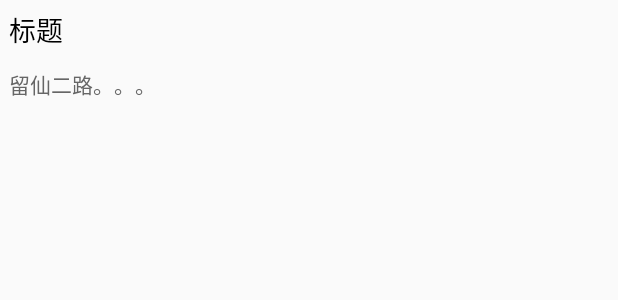
After one commit to yang163email/Takeout_P, an Android app: the layout item_around.xml on its own in the app's theme, with its tools: preview values and no code run, on a phone screen of 412 x 824 dp. The commit adds this screen. Shown: the top 300 px of the screen. Run offline under Robolectric (Android 15) with nearby library versions, the phone set to English and light mode, and no system bars.

Commit message:
搜索周边2

```diff
--- a/testmap/build.gradle
+++ b/testmap/build.gradle
@@ -23,11 +23,12 @@ android {
 }
 
 dependencies {
-    compile fileTree(dir: 'libs', include: ['*.jar'])
+    compile fileTree(include: ['*.jar'], dir: 'libs')
     androidTestCompile('com.android.support.test.espresso:espresso-core:2.2.2', {
         exclude group: 'com.android.support', module: 'support-annotations'
     })
     compile 'com.android.support:appcompat-v7:25.3.1'
     compile 'com.android.support.constraint:constraint-layout:1.0.2'
     testCompile 'junit:junit:4.12'
+    compile 'com.android.support:design:26.0.0-alpha1'
 }
--- /dev/null
+++ b/testmap/src/main/res/layout/item_around.xml
@@ -0,0 +1,25 @@
+<?xml version="1.0" encoding="utf-8"?>
+<LinearLayout xmlns:android="http://schemas.android.com/apk/res/android"
+              android:orientation="vertical"
+              android:layout_width="match_parent"
+              android:layout_height="wrap_content">
+
+    <TextView
+        android:padding="6dp"
+        android:id="@+id/title"
+        android:textSize="18sp"
+        android:textColor="#000000"
+        android:layout_width="match_parent"
+        android:layout_height="wrap_content"
+        android:text="标题"/>
+
+    <TextView
+        android:padding="6dp"
+        android:layout_width="match_parent"
+        android:id="@+id/address"
+        android:textColor="#666666"
+        android:text="留仙二路。。。"
+        android:textSize="14sp"
+        android:layout_height="wrap_content"/>
+
+</LinearLayout>
```
Also changed, not shown: testmap/src/main/java/com/yan/testmap/AroundRvAdapter.java (added, +66 -0 lines), testmap/src/main/java/com/yan/testmap/MainActivity.java (+13 -0 lines), testmap/src/main/res/layout/activity_main.xml (+9 -4 lines), testmap/libs/butterknife-7.0.1.jar (added).
